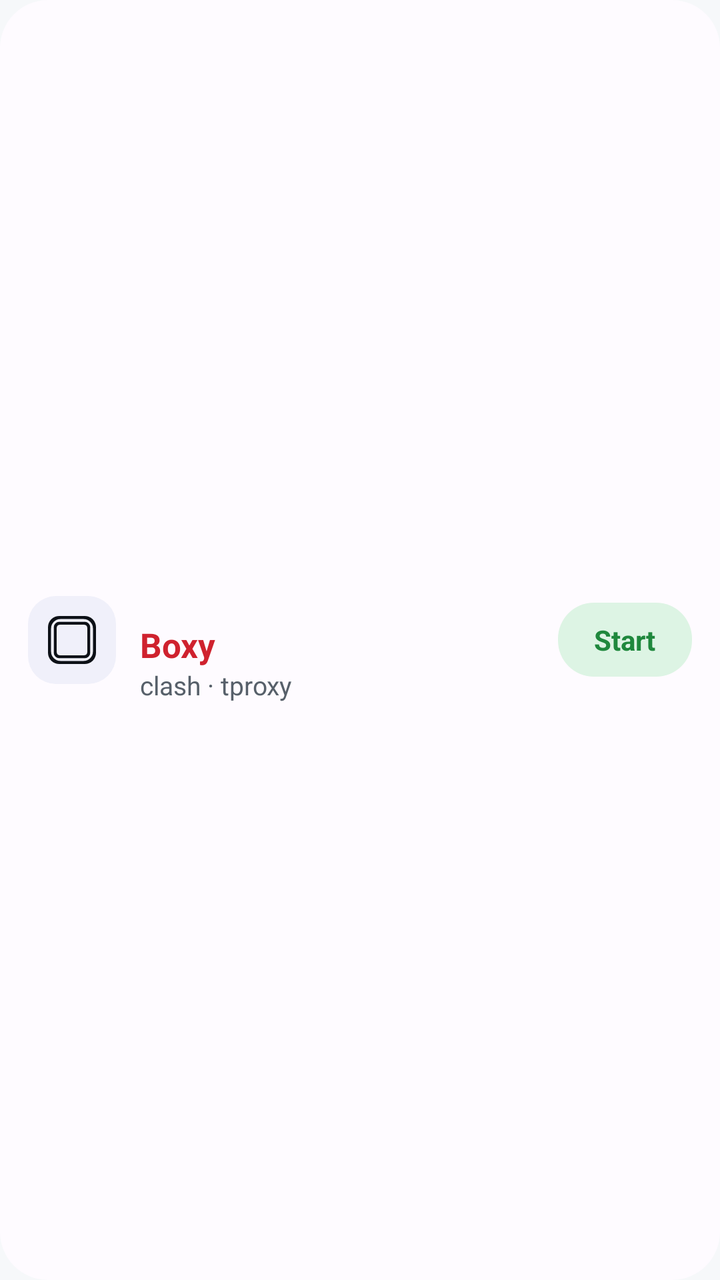
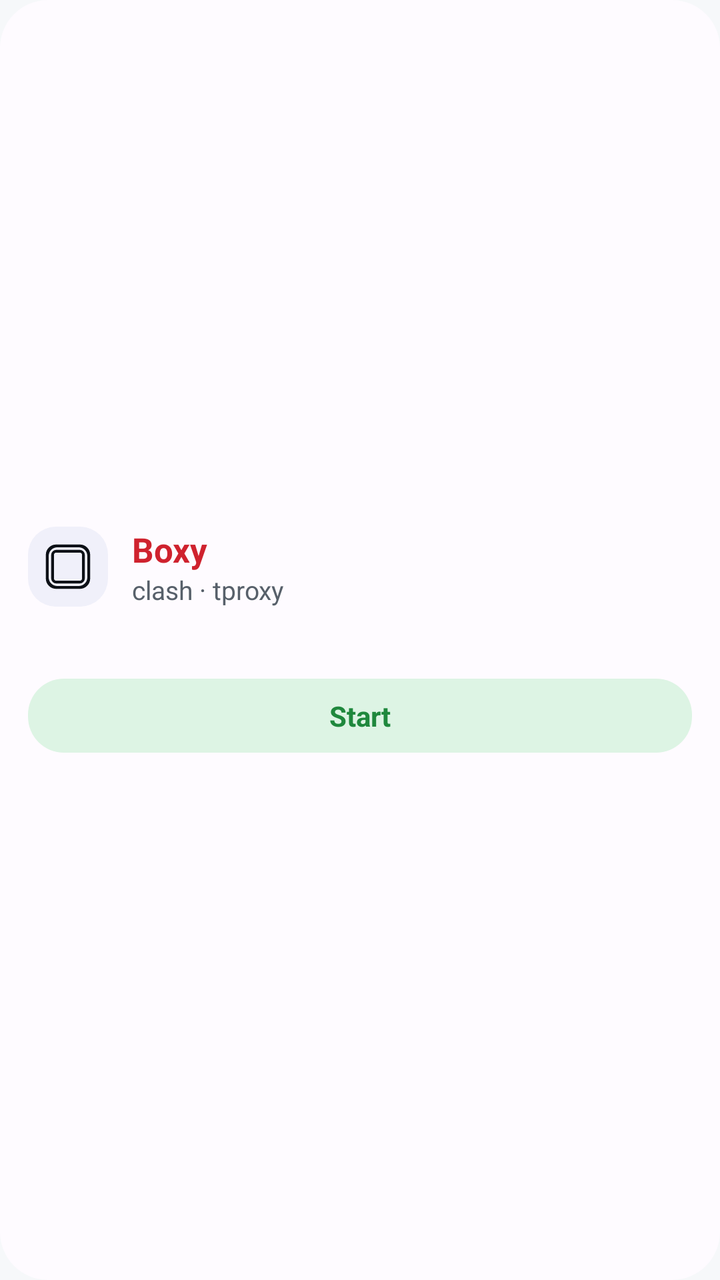

Before-and-after screenshots of an Android layout around one commit, followed by the original layout XML and the change that was made.
<!-- AndroidManifest.xml: application theme Theme.Boxy -->
<!-- res/layout/widget_box.xml -->
<?xml version="1.0" encoding="utf-8"?>
<LinearLayout xmlns:android="http://schemas.android.com/apk/res/android"
    android:id="@+id/widget_root"
    android:layout_width="match_parent"
    android:layout_height="match_parent"
    android:background="@drawable/widget_bg"
    android:gravity="center_vertical"
    android:orientation="horizontal"
    android:paddingStart="14dp"
    android:paddingEnd="14dp">

    <FrameLayout
        android:layout_width="44dp"
        android:layout_height="44dp"
        android:background="@drawable/widget_icon_bg">

        <ImageView
            android:layout_width="26dp"
            android:layout_height="26dp"
            android:layout_gravity="center"
            android:contentDescription="@null"
            android:src="@drawable/ic_tile"
            android:tint="@color/widget_text" />
    </FrameLayout>

    <LinearLayout
        android:layout_width="0dp"
        android:layout_height="wrap_content"
        android:layout_marginStart="12dp"
        android:layout_weight="1"
        android:orientation="vertical">

        <TextView
            android:id="@+id/widget_status_on"
            android:layout_width="wrap_content"
            android:layout_height="wrap_content"
            android:maxLines="1"
            android:textColor="@color/widget_green"
            android:textSize="17sp"
            android:textStyle="bold" />

        <TextView
            android:id="@+id/widget_status_off"
            android:layout_width="wrap_content"
            android:layout_height="wrap_content"
            android:maxLines="1"
            android:text="Boxy"
            android:textColor="@color/widget_red"
            android:textSize="17sp"
            android:textStyle="bold" />

        <TextView
            android:id="@+id/widget_detail"
            android:layout_width="wrap_content"
            android:layout_height="wrap_content"
            android:ellipsize="end"
            android:maxLines="1"
            android:text="clash · tproxy"
            android:textColor="@color/widget_text2"
            android:textSize="13sp" />
    </LinearLayout>

    <TextView
        android:id="@+id/widget_stop"
        android:layout_width="wrap_content"
        android:layout_height="wrap_content"
        android:background="@drawable/widget_pill_stop"
        android:paddingStart="18dp"
        android:paddingTop="9dp"
        android:paddingEnd="18dp"
        android:paddingBottom="9dp"
        android:text="Stop"
        android:textColor="@color/widget_red"
        android:textSize="14sp"
        android:textStyle="bold"
        android:visibility="gone" />

    <TextView
        android:id="@+id/widget_start"
        android:layout_width="wrap_content"
        android:layout_height="wrap_content"
        android:background="@drawable/widget_pill_start"
        android:paddingStart="18dp"
        android:paddingTop="9dp"
        android:paddingEnd="18dp"
        android:paddingBottom="9dp"
        android:text="Start"
        android:textColor="@color/widget_green"
        android:textSize="14sp"
        android:textStyle="bold" />
</LinearLayout>
<!-- resources referenced by this layout -->
<resources>
  <color name="widget_green">#1F883D</color>
  <color name="widget_red">#CF222E</color>
  <color name="widget_text">#0D1117</color>
  <color name="widget_text2">#57606A</color>
  <!-- drawable ic_tile (drawable) -->
  <?xml version="1.0" encoding="utf-8"?>
  <vector xmlns:android="http://schemas.android.com/apk/res/android"
      android:width="24dp"
      android:height="24dp"
      android:viewportWidth="52"
      android:viewportHeight="52">
      <group
          android:translateX="-28"
          android:translateY="-28">
          <path
              android:fillColor="#FFFFFFFF"
              android:fillType="evenOdd"
              android:pathData="M41.148,30H66.852A11.148,11.148 0 0 1 78,41.148V66.852A11.148,11.148 0 0 1 66.852,78H41.148A11.148,11.148 0 0 1 30,66.852V41.148A11.148,11.148 0 0 1 41.148,30ZM42.495,33.05A9.445,9.445 0 0 0 33.05,42.495V65.505A9.445,9.445 0 0 0 42.495,74.95H65.505A9.445,9.445 0 0 0 74.95,65.505V42.495A9.445,9.445 0 0 0 65.505,33.05Z" />
          <path
              android:fillColor="#FFFFFFFF"
              android:fillType="evenOdd"
              android:pathData="M41.334,35.76H66.666A5.574,5.574 0 0 1 72.24,41.334V66.666A5.574,5.574 0 0 1 66.666,72.24H41.334A5.574,5.574 0 0 1 35.76,66.666V41.334A5.574,5.574 0 0 1 41.334,35.76ZM41.69,38.748A2.942,2.942 0 0 0 38.748,41.69V66.31A2.942,2.942 0 0 0 41.69,69.252H66.31A2.942,2.942 0 0 0 69.252,66.31V41.69A2.942,2.942 0 0 0 66.31,38.748Z" />
      </group>
  </vector>
  <!-- drawable widget_bg (drawable) -->
  <?xml version="1.0" encoding="utf-8"?>
  <shape xmlns:android="http://schemas.android.com/apk/res/android" android:shape="rectangle">
      <solid android:color="@color/widget_bg" />
      <corners android:radius="24dp" />
  </shape>
  <!-- drawable widget_icon_bg (drawable) -->
  <?xml version="1.0" encoding="utf-8"?>
  <shape xmlns:android="http://schemas.android.com/apk/res/android" android:shape="rectangle">
      <solid android:color="@color/widget_tile" />
      <corners android:radius="14dp" />
  </shape>
  <!-- drawable widget_pill_start (drawable) -->
  <?xml version="1.0" encoding="utf-8"?>
  <shape xmlns:android="http://schemas.android.com/apk/res/android" android:shape="rectangle">
      <solid android:color="@color/widget_green_bg" />
      <corners android:radius="18dp" />
  </shape>
  <!-- drawable widget_pill_stop (drawable) -->
  <?xml version="1.0" encoding="utf-8"?>
  <shape xmlns:android="http://schemas.android.com/apk/res/android" android:shape="rectangle">
      <solid android:color="@color/widget_red_bg" />
      <corners android:radius="18dp" />
  </shape>
  <style name="Theme.Boxy" parent="android:Theme.Material.Light.NoActionBar">
          <item name="android:windowBackground">@color/window_background</item>
          <item name="android:statusBarColor">@android:color/transparent</item>
          <item name="android:navigationBarColor">@android:color/transparent</item>
      </style>
  <color name="widget_bg">#FEFBFF</color>
  <color name="widget_tile">#F0F0FA</color>
  <color name="widget_green_bg">#DDF4E4</color>
  <color name="widget_red_bg">#FBE0E2</color>
  <color name="window_background">#FFF6F8FA</color>
</resources>

<!-- the commit's change to res/layout/widget_box.xml (unified diff, before → after) -->
@@ -5,87 +5,127 @@
     android:layout_height="match_parent"
     android:background="@drawable/widget_bg"
     android:gravity="center_vertical"
-    android:orientation="horizontal"
-    android:paddingStart="14dp"
-    android:paddingEnd="14dp">
-
-    <FrameLayout
-        android:layout_width="44dp"
-        android:layout_height="44dp"
-        android:background="@drawable/widget_icon_bg">
-
-        <ImageView
-            android:layout_width="26dp"
-            android:layout_height="26dp"
-            android:layout_gravity="center"
-            android:contentDescription="@null"
-            android:src="@drawable/ic_tile"
-            android:tint="@color/widget_text" />
-    </FrameLayout>
+    android:orientation="vertical"
+    android:padding="14dp">
 
     <LinearLayout
-        android:layout_width="0dp"
+        android:layout_width="match_parent"
         android:layout_height="wrap_content"
-        android:layout_marginStart="12dp"
-        android:layout_weight="1"
-        android:orientation="vertical">
+        android:gravity="center_vertical"
+        android:orientation="horizontal">
 
-        <TextView
-            android:id="@+id/widget_status_on"
-            android:layout_width="wrap_content"
+        <FrameLayout
+            android:layout_width="40dp"
+            android:layout_height="40dp"
+            android:background="@drawable/widget_icon_bg">
+
+            <ImageView
+                android:layout_width="24dp"
+                android:layout_height="24dp"
+                android:layout_gravity="center"
+                android:contentDescription="@null"
+                android:src="@drawable/ic_tile"
+                android:tint="@color/widget_text" />
+        </FrameLayout>
+
+        <LinearLayout
+            android:layout_width="0dp"
             android:layout_height="wrap_content"
-            android:maxLines="1"
-            android:textColor="@color/widget_green"
-            android:textSize="17sp"
-            android:textStyle="bold" />
+            android:layout_marginStart="12dp"
+            android:layout_weight="1"
+            android:orientation="vertical">
 
-        <TextView
-            android:id="@+id/widget_status_off"
-            android:layout_width="wrap_content"
-            android:layout_height="wrap_content"
-            android:maxLines="1"
-            android:text="Boxy"
-            android:textColor="@color/widget_red"
-            android:textSize="17sp"
-            android:textStyle="bold" />
+            <TextView
+                android:id="@+id/widget_status_on"
+                android:layout_width="wrap_content"
+                android:layout_height="wrap_content"
+                android:maxLines="1"
+                android:textColor="@color/widget_green"
+                android:textSize="17sp"
+                android:textStyle="bold"
+                android:visibility="gone" />
 
-        <TextView
-            android:id="@+id/widget_detail"
-            android:layout_width="wrap_content"
-            android:layout_height="wrap_content"
-            android:ellipsize="end"
-            android:maxLines="1"
-            android:text="clash · tproxy"
-            android:textColor="@color/widget_text2"
-            android:textSize="13sp" />
+            <TextView
+                android:id="@+id/widget_status_off"
+                android:layout_width="wrap_content"
+                android:layout_height="wrap_content"
+                android:maxLines="1"
+                android:text="@string/app_name"
+                android:textColor="@color/widget_red"
+                android:textSize="17sp"
+                android:textStyle="bold" />
+
+            <TextView
+                android:id="@+id/widget_detail"
+                android:layout_width="wrap_content"
+                android:layout_height="wrap_content"
+                android:ellipsize="end"
+                android:maxLines="1"
+                android:text="clash · tproxy"
+                android:textColor="@color/widget_text2"
+                android:textSize="13sp" />
+        </LinearLayout>
     </LinearLayout>
 
     <TextView
-        android:id="@+id/widget_stop"
-        android:layout_width="wrap_content"
+        android:id="@+id/widget_traffic"
+        android:layout_width="match_parent"
         android:layout_height="wrap_content"
-        android:background="@drawable/widget_pill_stop"
-        android:paddingStart="18dp"
-        android:paddingTop="9dp"
-        android:paddingEnd="18dp"
-        android:paddingBottom="9dp"
-        android:text="Stop"
-        android:textColor="@color/widget_red"
-        android:textSize="14sp"
-        android:textStyle="bold"
-        android:visibility="gone" />
+        android:layout_marginTop="8dp"
+        android:ellipsize="end"
+        android:maxLines="1"
+        android:textColor="@color/widget_text"
+        android:textSize="13sp" />
 
-    <TextView
-        android:id="@+id/widget_start"
-        android:layout_width="wrap_content"
+    <LinearLayout
+        android:layout_width="match_parent"
         android:layout_height="wrap_content"
-        android:background="@drawable/widget_pill_start"
-        android:paddingStart="18dp"
-        android:paddingTop="9dp"
-        android:paddingEnd="18dp"
-        android:paddingBottom="9dp"
-        android:text="Start"
-        android:textColor="@color/widget_green"
-        android:textSize="14sp"
-        android:textStyle="bold" />
+        android:layout_marginTop="10dp"
+        android:orientation="horizontal">
+
+        <TextView
+            android:id="@+id/widget_restart"
+            android:layout_width="0dp"
+            android:layout_height="wrap_content"
+            android:layout_marginEnd="8dp"
+            android:layout_weight="1"
+            android:background="@drawable/widget_pill_neutral"
+            android:gravity="center"
+            android:paddingTop="9dp"
+            android:paddingBottom="9dp"
+            android:text="@string/action_restart"
+            android:textColor="@color/widget_text"
+            android:textSize="14sp"
+            android:textStyle="bold"
+            android:visibility="gone" />
+
+        <TextView
+            android:id="@+id/widget_stop"
+            android:layout_width="0dp"
+            android:layout_height="wrap_content"
+            android:layout_weight="1"
+            android:background="@drawable/widget_pill_stop"
+            android:gravity="center"
+            android:paddingTop="9dp"
+            android:paddingBottom="9dp"
+            android:text="@string/action_stop"
+            android:textColor="@color/widget_red"
+            android:textSize="14sp"
+            android:textStyle="bold"
+            android:visibility="gone" />
+
+        <TextView
+            android:id="@+id/widget_start"
+            android:layout_width="0dp"
+            android:layout_height="wrap_content"
+            android:layout_weight="1"
+            android:background="@drawable/widget_pill_start"
+            android:gravity="center"
+            android:paddingTop="9dp"
+            android:paddingBottom="9dp"
+            android:text="@string/action_start"
+            android:textColor="@color/widget_green"
+            android:textSize="14sp"
+            android:textStyle="bold" />
+    </LinearLayout>
 </LinearLayout>
<!-- resource entries referenced after the edit -->
@@ -36,6 +36,12 @@
       <solid android:color="@color/widget_tile" />
       <corners android:radius="14dp" />
   </shape>
+  <!-- drawable widget_pill_neutral (drawable) -->
+  <?xml version="1.0" encoding="utf-8"?>
+  <shape xmlns:android="http://schemas.android.com/apk/res/android" android:shape="rectangle">
+      <solid android:color="@color/widget_tile" />
+      <corners android:radius="18dp" />
+  </shape>
   <!-- drawable widget_pill_start (drawable) -->
   <?xml version="1.0" encoding="utf-8"?>
   <shape xmlns:android="http://schemas.android.com/apk/res/android" android:shape="rectangle">
@@ -48,6 +54,10 @@
       <solid android:color="@color/widget_red_bg" />
       <corners android:radius="18dp" />
   </shape>
+  <string name="action_restart">Restart</string>
+  <string name="action_start">Start</string>
+  <string name="action_stop">Stop</string>
+  <string name="app_name">Boxy</string>
   <style name="Theme.Boxy" parent="android:Theme.Material.Light.NoActionBar">
           <item name="android:windowBackground">@color/window_background</item>
           <item name="android:statusBarColor">@android:color/transparent</item>
